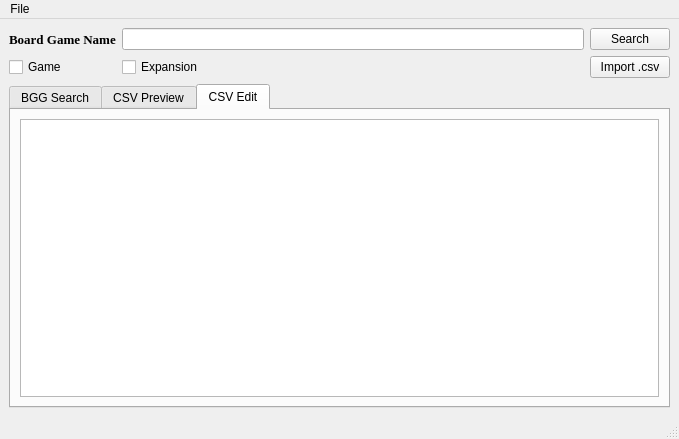
Old version of the form main_window.ui in the repository lucaono13/Board-Game-Info-Grabber.
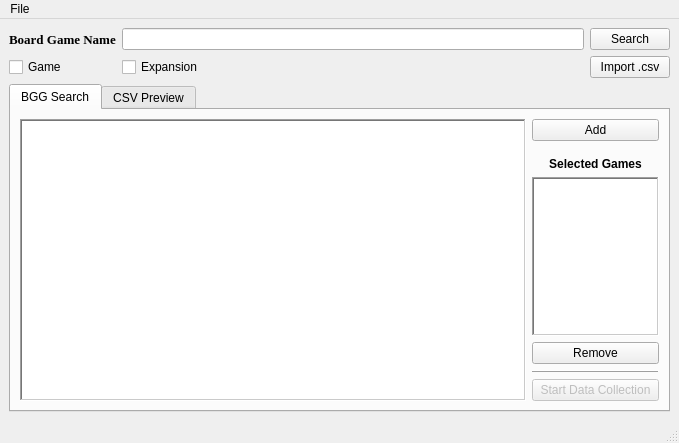
New version of the form. The open tabs and pages were chosen to show the change. Icons and pictures are not drawn.

```diff
--- a/main_window.ui
+++ b/main_window.ui
@@ -7,7 +7,7 @@
     <x>0</x>
     <y>0</y>
     <width>679</width>
-    <height>439</height>
+    <height>443</height>
    </rect>
   </property>
   <property name="windowTitle">
@@ -285,16 +285,6 @@
         </item>
        </layout>
       </widget>
-      <widget class="QWidget" name="csv_edit">
-       <attribute name="title">
-        <string>CSV Edit</string>
-       </attribute>
-       <layout class="QGridLayout" name="gridLayout_6">
-        <item row="0" column="0">
-         <widget class="QTableView" name="tableView"/>
-        </item>
-       </layout>
-      </widget>
      </widget>
     </item>
    </layout>
```
Left out of the diff: 6 changed lines with no effect on the pictures.
